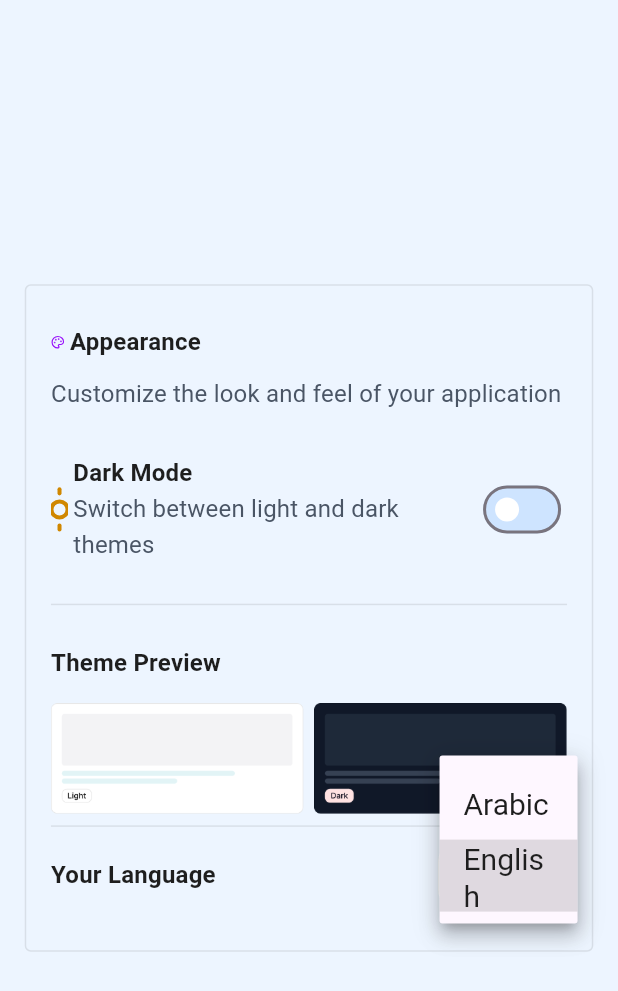
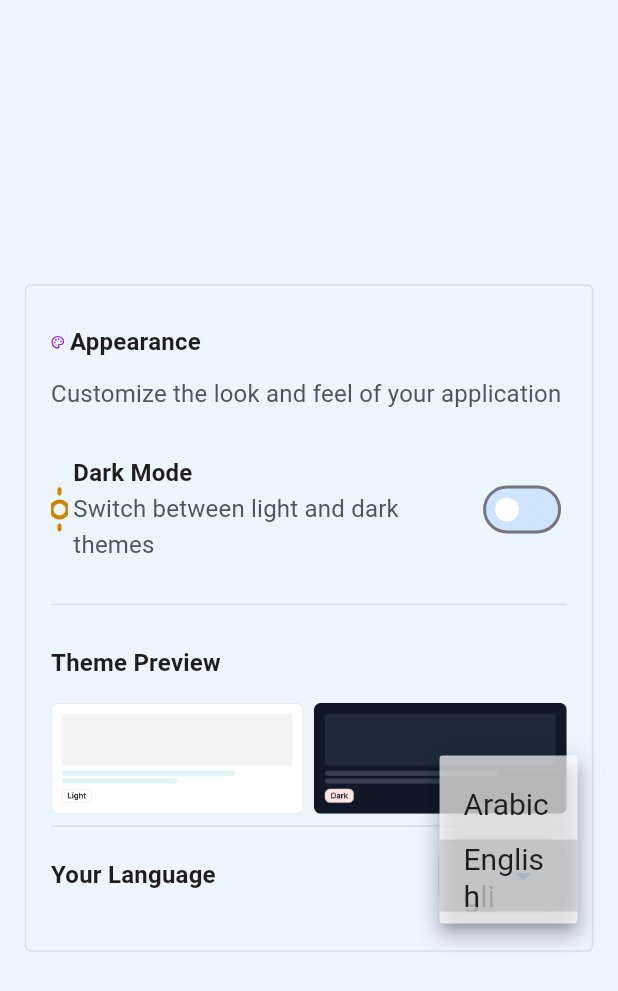
Before and after one commit to KilluaDB/UDBaaS_GP_FrontEnd, a Flutter app: the AppearanceSection widget shown alone on an empty page, opened directly, after a tap on "English", on a phone screen of 412 x 824 dp. Shown: the top 991 px of the screen. Run offline on Flutter 3.47's test engine with Material 3 defaults, Android fonts, the phone set to English and light mode, and no system bars; our stand-ins replace flutter_screenutil, flutter_svg, shared_preferences; accounts and stored records are empty.

Commit message:
edits to related UI

```diff
--- a/lib/core/models/project.dart
+++ b/lib/core/models/project.dart
@@ -1,12 +1,14 @@
 class Project {
   String name;
   String DBType;
+  int id = 1;
 
   String providerType;
   Project({
     required this.DBType,
     required this.name,
     required this.providerType,
+    this.id=1
   });
 
 }
--- a/lib/core/widgets/custome_elevated_button.dart
+++ b/lib/core/widgets/custome_elevated_button.dart
@@ -27,7 +27,9 @@ class CustomElevatedButton extends StatelessWidget {
     double _screenWidth = MediaQuery.sizeOf(context).width;
 
     return ElevatedButton(
+
       style: ElevatedButton.styleFrom(
+
         fixedSize:
             width == null
                 ? Size(_screenWidth,44.8.h)
--- a/lib/core/widgets/custome_text_form_field.dart
+++ b/lib/core/widgets/custome_text_form_field.dart
@@ -39,7 +39,7 @@ class _CustomTextFormFieldState extends State<CustomTextFormField> {
       style: TextStyle(
         fontWeight: FontWeight.w400,
         fontSize: 16.sp,
-        color: AppTheme.black,
+        color: AppTheme.gray,
       ),
       decoration: InputDecoration(
         prefixIcon: Padding(
--- a/lib/features/settings/widgets/appearance_section.dart
+++ b/lib/features/settings/widgets/appearance_section.dart
@@ -1,4 +1,5 @@
 import 'package:dbaas_project/core/app_theme.dart';
+import 'package:dbaas_project/core/constants/app_images.dart';
 import 'package:dbaas_project/core/models/language_model.dart';
 import 'package:dbaas_project/core/provider/settings_provider.dart';
 import 'package:dbaas_project/l10n/app_localizations.dart';
@@ -57,7 +58,7 @@ class _AppearanceSectionState extends State<AppearanceSection> {
             Row(
               children: [
                 SvgPicture.asset(
-                  'assets/images/icons/apperance.svg',
+                 AppImages.apperance,
                   width: 32.w,
                   height: 32.h,
                 ),
@@ -80,7 +81,7 @@ class _AppearanceSectionState extends State<AppearanceSection> {
               crossAxisAlignment: CrossAxisAlignment.center,
               children: [
                 SvgPicture.asset(
-                  'assets/images/icons/mode.svg',
+               AppImages.mode,
                   width: 40.w,
                   height: 40.h,
                   fit: BoxFit.cover,
@@ -142,14 +143,14 @@ class _AppearanceSectionState extends State<AppearanceSection> {
               children: [
                 Expanded(
                   child: Image.asset(
-                    'assets/images/lightMode.png',
+                   AppImages.lightMode,
                     fit: BoxFit.contain,
                   ),
                 ),
                 SizedBox(width: 24.w),
                 Expanded(
                   child: Image.asset(
-                    'assets/images/darkMode.png',
+                      AppImages.darkMode  ,
                     fit: BoxFit.contain,
                   ),
                 ),
@@ -179,9 +180,16 @@ class _AppearanceSectionState extends State<AppearanceSection> {
                     padding: EdgeInsets.symmetric(horizontal: 16),
                     decoration: BoxDecoration(
                       borderRadius: BorderRadius.circular(16),
-                      border: Border.all(color: AppTheme.white),
+                              border: Border.all(
+            width: 1,
+            color: provider.isDark
+                ? AppTheme.white
+                : AppTheme.black.withValues(alpha: 0.1),
+          ),
                     ),
                     child: DropdownButton(
+                     dropdownColor: provider.isDark ? AppTheme.black : AppTheme.white.withValues(alpha: .7),
+
                       isExpanded: true,
                       underline: SizedBox(),
                       iconEnabledColor: AppTheme.backgroundColor,
@@ -194,7 +202,7 @@ class _AppearanceSectionState extends State<AppearanceSection> {
                               child: Text(
                                 language.name,
                                 style: textTheme.titleLarge!.copyWith(
-                                  color: AppTheme.black,
+                                color: provider.isDark ? AppTheme.white : AppTheme.black,
                                 ),
                               ),
                             ),
@@ -205,6 +213,8 @@ class _AppearanceSectionState extends State<AppearanceSection> {
                         provider.changeLanguageMode(value.toString());
                       },
                     ),
+
+
                   ),
                 ),
               ],
--- a/lib/main.dart
+++ b/lib/main.dart
@@ -1,9 +1,11 @@
 import 'package:dbaas_project/core/app_theme.dart';
 import 'package:dbaas_project/core/provider/settings_provider.dart';
 import 'package:dbaas_project/core/provider/user_provider.dart';
+import 'package:dbaas_project/features/projects/widgets/create_project.dart';
 import 'package:dbaas_project/features/Auth/presentation/screens/register_screen.dart';
 import 'package:dbaas_project/features/cloud_feature/presentation/cloud_tab.dart';
 import 'package:dbaas_project/features/home/home_screen.dart';
+import 'package:dbaas_project/features/projects/screens/create_project_screen.dart';
 import 'package:dbaas_project/l10n/app_localizations.dart';
 import 'package:flutter/material.dart';
 import 'package:flutter_screenutil/flutter_screenutil.dart';
@@ -41,6 +43,7 @@ class DBaasApp extends StatelessWidget {
           routes: {
             HomeScreen.routeName: (_) => HomeScreen(),
             RegisterScreen.routeName: (_) => RegisterScreen(),
+            CreateProjectPage.routeName: (_) => CreateProjectPage(),
           },
           initialRoute: HomeScreen.routeName,
           theme: AppTheme.lightTheme,
```
Also changed, not shown: lib/core/util/validator.dart (added, +44 -0 lines).
